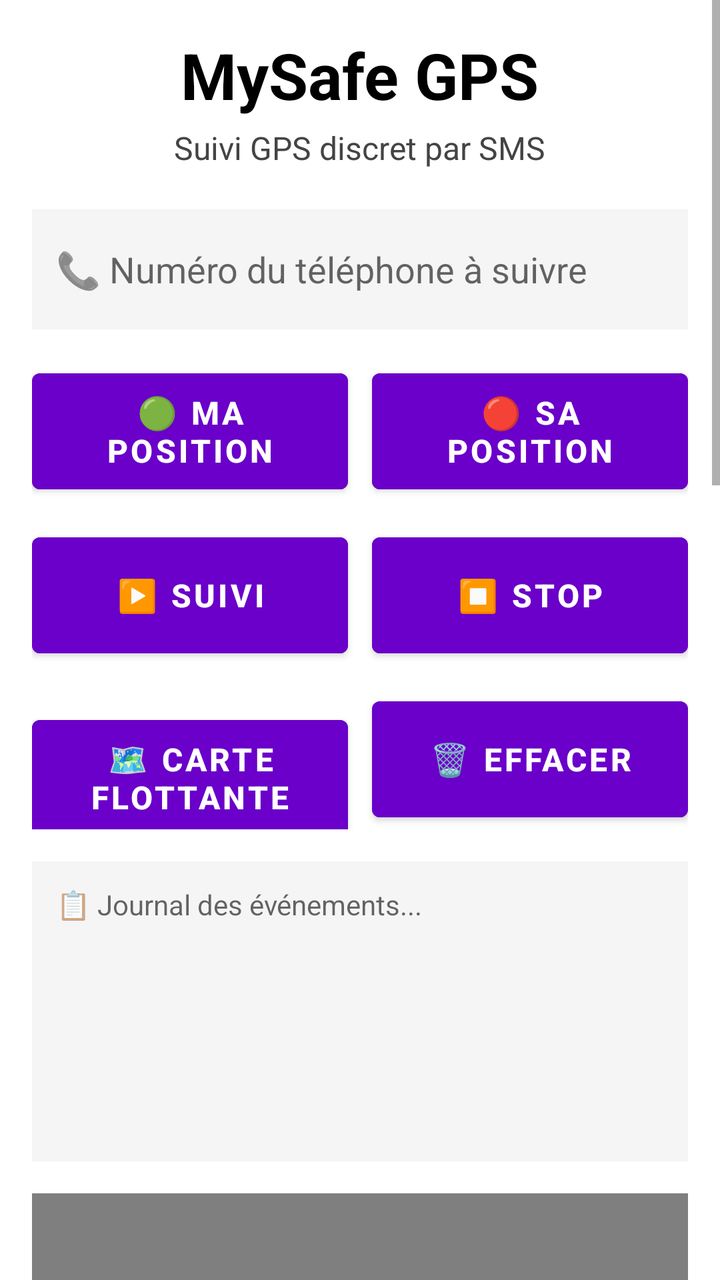
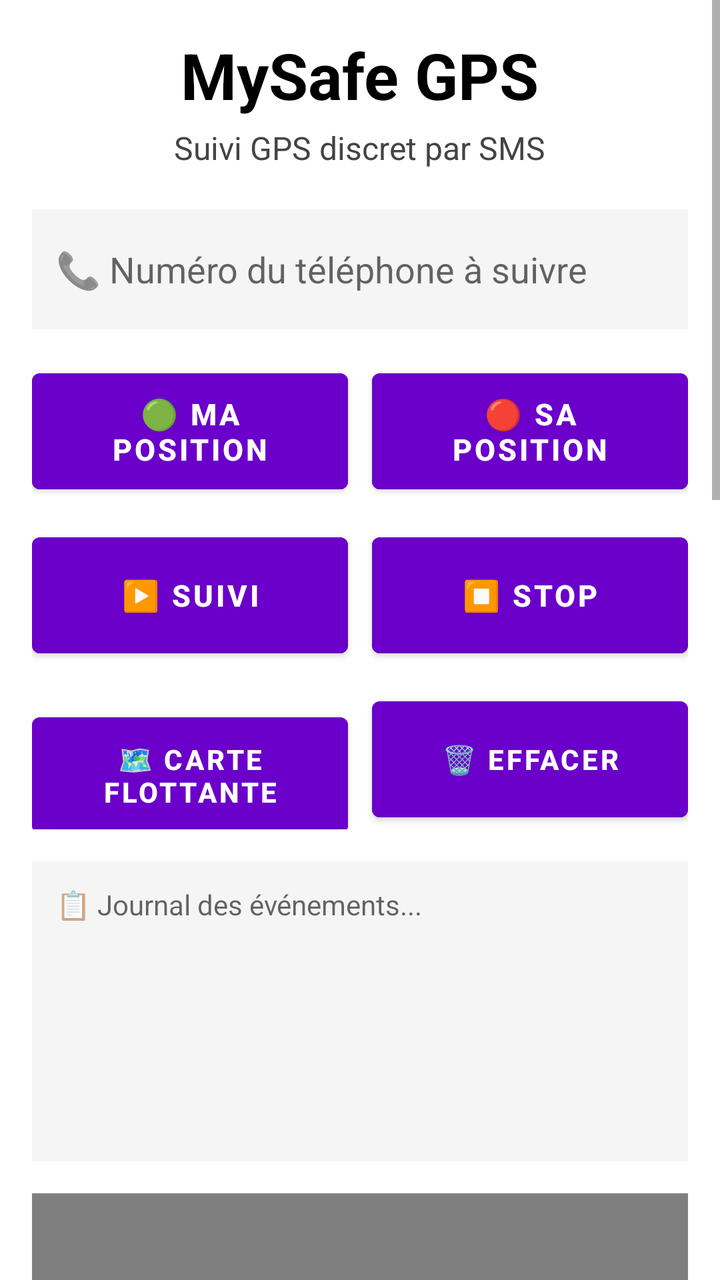

The first picture is an Android layout as it rendered before a commit; the second is the same layout after the commit. The layout source and the unified diff follow.
<!-- AndroidManifest.xml: application theme Theme.MySafe -->
<!-- res/layout/activity_main.xml -->
<?xml version="1.0" encoding="utf-8"?>
<ScrollView xmlns:android="http://schemas.android.com/apk/res/android"
    android:layout_width="match_parent"
    android:layout_height="match_parent"
    android:fillViewport="true"
    android:background="#FFFFFF">

    <LinearLayout
        android:layout_width="match_parent"
        android:layout_height="wrap_content"
        android:orientation="vertical"
        android:padding="16dp"
        android:gravity="center_horizontal">

        
        <TextView
            android:layout_width="wrap_content"
            android:layout_height="wrap_content"
            android:text="MySafe GPS"
            android:textSize="32sp"
            android:textStyle="bold"
            android:textColor="#000000"
            android:layout_marginBottom="4dp"/>

        <TextView
            android:layout_width="wrap_content"
            android:layout_height="wrap_content"
            android:text="Suivi GPS discret par SMS"
            android:textSize="16sp"
            android:textColor="#444444"
            android:layout_marginBottom="20dp"/>

        
        <EditText
            android:id="@+id/etTargetNumber"
            android:layout_width="match_parent"
            android:layout_height="60dp"
            android:hint="📞 Numéro du téléphone à suivre"
            android:textSize="18sp"
            android:inputType="phone"
            android:textColor="#000000"
            android:background="#F5F5F5"
            android:padding="12dp"
            android:layout_marginBottom="16dp"/>

        
        <LinearLayout
            android:layout_width="match_parent"
            android:layout_height="wrap_content"
            android:orientation="horizontal"
            android:layout_marginBottom="12dp">

            <Button
                android:id="@+id/btnMyPosition"
                android:layout_width="0dp"
                android:layout_height="70dp"
                android:layout_weight="1"
                android:text="🟢 MA POSITION"
                android:textSize="16sp"
                android:textStyle="bold"
                android:backgroundTint="#6A00C9"
                android:textColor="#FFFFFF"
                android:layout_marginEnd="6dp"/>

            <Button
                android:id="@+id/btnGetHisPosition"
                android:layout_width="0dp"
                android:layout_height="70dp"
                android:layout_weight="1"
                android:text="🔴 SA POSITION"
                android:textSize="16sp"
                android:textStyle="bold"
                android:backgroundTint="#6A00C9"
                android:textColor="#FFFFFF"
                android:layout_marginStart="6dp"/>
        </LinearLayout>

        
        <LinearLayout
            android:layout_width="match_parent"
            android:layout_height="wrap_content"
            android:orientation="horizontal"
            android:layout_marginBottom="12dp">

            <Button
                android:id="@+id/btnDemarrer"
                android:layout_width="0dp"
                android:layout_height="70dp"
                android:layout_weight="1"
                android:text="▶️ SUIVI"
                android:textSize="16sp"
                android:textStyle="bold"
                android:backgroundTint="#6A00C9"
                android:textColor="#FFFFFF"
                android:layout_marginEnd="6dp"/>

            <Button
                android:id="@+id/btnStop"
                android:layout_width="0dp"
                android:layout_height="70dp"
                android:layout_weight="1"
                android:text="⏹️ STOP"
                android:textSize="16sp"
                android:textStyle="bold"
                android:backgroundTint="#6A00C9"
                android:textColor="#FFFFFF"
                android:layout_marginStart="6dp"/>
        </LinearLayout>

        
        <LinearLayout
            android:layout_width="match_parent"
            android:layout_height="wrap_content"
            android:orientation="horizontal"
            android:layout_marginBottom="16dp">

            <Button
                android:id="@+id/btnFloatingMap"
                android:layout_width="0dp"
                android:layout_height="70dp"
                android:layout_weight="1"
                android:text="🗺️ CARTE FLOTTANTE"
                android:textSize="16sp"
                android:textStyle="bold"
                android:backgroundTint="#6A00C9"
                android:textColor="#FFFFFF"
                android:layout_marginEnd="6dp"/>

            <Button
                android:id="@+id/btnClearHistory"
                android:layout_width="0dp"
                android:layout_height="70dp"
                android:layout_weight="1"
                android:text="🗑️ EFFACER"
                android:textSize="16sp"
                android:textStyle="bold"
                android:backgroundTint="#6A00C9"
                android:textColor="#FFFFFF"
                android:layout_marginStart="6dp"/>
        </LinearLayout>

        
        <TextView
            android:id="@+id/tvPositions"
            android:layout_width="match_parent"
            android:layout_height="150dp"
            android:hint="📋 Journal des événements..."
            android:textSize="14sp"
            android:textColor="#000000"
            android:background="#F5F5F5"
            android:padding="12dp"
            android:layout_marginBottom="16dp"
            android:scrollbars="vertical"
            android:maxLines="8"/>

        
        <org.osmdroid.views.MapView
            android:id="@+id/mapView"
            android:layout_width="match_parent"
            android:layout_height="350dp"
            android:layout_marginBottom="20dp"/>

        
        
        
        <TextView
            android:layout_width="wrap_content"
            android:layout_height="wrap_content"
            android:text="🔒 STREAMING CAMÉRA"
            android:textSize="22sp"
            android:textStyle="bold"
            android:textColor="#006633"
            android:layout_marginBottom="16dp"/>

        
        <TextView
            android:layout_width="match_parent"
            android:layout_height="wrap_content"
            android:text="📷 Caméra :"
            android:textSize="16sp"
            android:textStyle="bold"
            android:textColor="#000000"
            android:layout_marginBottom="8dp"/>

        <LinearLayout
            android:layout_width="match_parent"
            android:layout_height="wrap_content"
            android:orientation="horizontal"
            android:layout_marginBottom="16dp">

            <Button
                android:id="@+id/btnCamFront"
                android:layout_width="0dp"
                android:layout_height="60dp"
                android:layout_weight="1"
                android:text="👤 AVANT"
                android:textSize="15sp"
                android:textStyle="bold"
                android:backgroundTint="#444444"
                android:textColor="#FFFFFF"
                android:layout_marginEnd="6dp"/>

            <Button
                android:id="@+id/btnCamBack"
                android:layout_width="0dp"
                android:layout_height="60dp"
                android:layout_weight="1"
                android:text="📷 ARRIÈRE"
                android:textSize="15sp"
                android:textStyle="bold"
                android:backgroundTint="#006633"
                android:textColor="#FFFFFF"
                android:layout_marginStart="6dp"/>
        </LinearLayout>

        
        <TextView
            android:layout_width="match_parent"
            android:layout_height="wrap_content"
            android:text="🔊 Son / Micro :"
            android:textSize="16sp"
            android:textStyle="bold"
            android:textColor="#000000"
            android:layout_marginBottom="8dp"/>

        <LinearLayout
            android:layout_width="match_parent"
            android:layout_height="wrap_content"
            android:orientation="horizontal"
            android:layout_marginBottom="16dp">

            <Button
                android:id="@+id/btnMicToggle"
                android:layout_width="0dp"
                android:layout_height="60dp"
                android:layout_weight="1"
                android:text="🎤 MICRO: OFF"
                android:textSize="14sp"
                android:textStyle="bold"
                android:backgroundTint="#444444"
                android:textColor="#FFFFFF"
                android:layout_marginEnd="6dp"/>

            <Button
                android:id="@+id/btnSpeakToggle"
                android:layout_width="0dp"
                android:layout_height="60dp"
                android:layout_weight="1"
                android:text="🔊 SON: OFF"
                android:textSize="14sp"
                android:textStyle="bold"
                android:backgroundTint="#444444"
                android:textColor="#FFFFFF"
                android:layout_marginStart="6dp"/>
        </LinearLayout>

        
        <LinearLayout
            android:layout_width="match_parent"
            android:layout_height="wrap_content"
            android:orientation="horizontal"
            android:layout_marginBottom="16dp">

            <Button
                android:id="@+id/btnStartStream"
                android:layout_width="0dp"
                android:layout_height="65dp"
                android:layout_weight="1"
                android:text="▶️ DÉMARRER LE STREAM"
                android:textSize="15sp"
                android:textStyle="bold"
                android:backgroundTint="#009933"
                android:textColor="#FFFFFF"
                android:layout_marginEnd="6dp"/>

            <Button
                android:id="@+id/btnStopStream"
                android:layout_width="0dp"
                android:layout_height="65dp"
                android:layout_weight="1"
                android:text="⏹️ ARRÊTER"
                android:textSize="15sp"
                android:textStyle="bold"
                android:backgroundTint="#CC0000"
                android:textColor="#FFFFFF"
                android:layout_marginStart="6dp"/>
        </LinearLayout>

        
        <TextView
            android:layout_width="match_parent"
            android:layout_height="wrap_content"
            android:text="📹 Aperçu caméra :"
            android:textSize="16sp"
            android:textStyle="bold"
            android:textColor="#000000"
            android:layout_marginBottom="8dp"/>

        <TextureView
            android:id="@+id/surfaceView"
            android:layout_width="match_parent"
            android:layout_height="250dp"
            android:background="#000000"
            android:layout_marginBottom="16dp"/>

        
        <TextView
            android:id="@+id/tvStreamStatus"
            android:layout_width="match_parent"
            android:layout_height="wrap_content"
            android:text="✅ Prêt — choisis caméra et clique DÉMARRER"
            android:textSize="14sp"
            android:textColor="#006633"
            android:gravity="center"
            android:padding="12dp"
            android:background="#E8F5E9"
            android:layout_marginBottom="30dp"/>

    </LinearLayout>
</ScrollView>
<!-- resources referenced by this layout -->
<resources>
  <style name="Theme.MySafe" parent="Theme.MaterialComponents.DayNight.NoActionBar">
          <item name="colorPrimary">@color/purple_500</item>
          <item name="colorOnPrimary">@color/white</item>
      </style>
  <color name="purple_500">#6200EE</color>
  <color name="white">#FFFFFFFF</color>
</resources>

<!-- the commit's change to res/layout/activity_main.xml (unified diff, before → after) -->
@@ -12,7 +12,6 @@
         android:padding="16dp"
         android:gravity="center_horizontal">
 
-        
         <TextView
             android:layout_width="wrap_content"
             android:layout_height="wrap_content"
@@ -30,7 +29,6 @@
             android:textColor="#444444"
             android:layout_marginBottom="20dp"/>
 
-        
         <EditText
             android:id="@+id/etTargetNumber"
             android:layout_width="match_parent"
@@ -43,7 +41,6 @@
             android:padding="12dp"
             android:layout_marginBottom="16dp"/>
 
-        
         <LinearLayout
             android:layout_width="match_parent"
             android:layout_height="wrap_content"
@@ -56,11 +53,14 @@
                 android:layout_height="70dp"
                 android:layout_weight="1"
                 android:text="🟢 MA POSITION"
-                android:textSize="16sp"
-                android:textStyle="bold"
-                android:backgroundTint="#6A00C9"
-                android:textColor="#FFFFFF"
-                android:layout_marginEnd="6dp"/>
+                android:textSize="15sp"
+                android:textStyle="bold"
+                android:backgroundTint="#6A00C9"
+                android:textColor="#FFFFFF"/>
+
+            <View
+                android:layout_width="12dp"
+                android:layout_height="1dp"/>
 
             <Button
                 android:id="@+id/btnGetHisPosition"
@@ -68,14 +68,12 @@
                 android:layout_height="70dp"
                 android:layout_weight="1"
                 android:text="🔴 SA POSITION"
-                android:textSize="16sp"
-                android:textStyle="bold"
-                android:backgroundTint="#6A00C9"
-                android:textColor="#FFFFFF"
-                android:layout_marginStart="6dp"/>
-        </LinearLayout>
-
-        
+                android:textSize="15sp"
+                android:textStyle="bold"
+                android:backgroundTint="#6A00C9"
+                android:textColor="#FFFFFF"/>
+        </LinearLayout>
+
         <LinearLayout
             android:layout_width="match_parent"
             android:layout_height="wrap_content"
@@ -88,11 +86,14 @@
                 android:layout_height="70dp"
                 android:layout_weight="1"
                 android:text="▶️ SUIVI"
-                android:textSize="16sp"
-                android:textStyle="bold"
-                android:backgroundTint="#6A00C9"
-                android:textColor="#FFFFFF"
-                android:layout_marginEnd="6dp"/>
+                android:textSize="15sp"
+                android:textStyle="bold"
+                android:backgroundTint="#6A00C9"
+                android:textColor="#FFFFFF"/>
+
+            <View
+                android:layout_width="12dp"
+                android:layout_height="1dp"/>
 
             <Button
                 android:id="@+id/btnStop"
@@ -100,14 +101,12 @@
                 android:layout_height="70dp"
                 android:layout_weight="1"
                 android:text="⏹️ STOP"
-                android:textSize="16sp"
-                android:textStyle="bold"
-                android:backgroundTint="#6A00C9"
-                android:textColor="#FFFFFF"
-                android:layout_marginStart="6dp"/>
-        </LinearLayout>
-
-        
+                android:textSize="15sp"
+                android:textStyle="bold"
+                android:backgroundTint="#6A00C9"
+                android:textColor="#FFFFFF"/>
+        </LinearLayout>
+
         <LinearLayout
             android:layout_width="match_parent"
             android:layout_height="wrap_content"
@@ -120,11 +119,14 @@
                 android:layout_height="70dp"
                 android:layout_weight="1"
                 android:text="🗺️ CARTE FLOTTANTE"
-                android:textSize="16sp"
-                android:textStyle="bold"
-                android:backgroundTint="#6A00C9"
-                android:textColor="#FFFFFF"
-                android:layout_marginEnd="6dp"/>
+                android:textSize="14sp"
+                android:textStyle="bold"
+                android:backgroundTint="#6A00C9"
+                android:textColor="#FFFFFF"/>
+
+            <View
+                android:layout_width="12dp"
+                android:layout_height="1dp"/>
 
             <Button
                 android:id="@+id/btnClearHistory"
@@ -132,14 +134,12 @@
                 android:layout_height="70dp"
                 android:layout_weight="1"
                 android:text="🗑️ EFFACER"
-                android:textSize="16sp"
-                android:textStyle="bold"
-                android:backgroundTint="#6A00C9"
-                android:textColor="#FFFFFF"
-                android:layout_marginStart="6dp"/>
-        </LinearLayout>
-
-        
+                android:textSize="14sp"
+                android:textStyle="bold"
+                android:backgroundTint="#6A00C9"
+                android:textColor="#FFFFFF"/>
+        </LinearLayout>
+
         <TextView
             android:id="@+id/tvPositions"
             android:layout_width="match_parent"
@@ -153,26 +153,21 @@
             android:scrollbars="vertical"
             android:maxLines="8"/>
 
-        
         <org.osmdroid.views.MapView
             android:id="@+id/mapView"
             android:layout_width="match_parent"
             android:layout_height="350dp"
             android:layout_marginBottom="20dp"/>
 
-        
-        
-        
         <TextView
             android:layout_width="wrap_content"
             android:layout_height="wrap_content"
-            android:text="🔒 STREAMING CAMÉRA"
+            android:text="🎥 STREAMING CAMÉRA"
             android:textSize="22sp"
             android:textStyle="bold"
             android:textColor="#006633"
             android:layout_marginBottom="16dp"/>
 
-        
         <TextView
             android:layout_width="match_parent"
             android:layout_height="wrap_content"
@@ -197,8 +192,11 @@
                 android:textSize="15sp"
                 android:textStyle="bold"
                 android:backgroundTint="#444444"
-                android:textColor="#FFFFFF"
-                android:layout_marginEnd="6dp"/>
+                android:textColor="#FFFFFF"/>
+
+            <View
+                android:layout_width="12dp"
+                android:layout_height="1dp"/>
 
             <Button
                 android:id="@+id/btnCamBack"
@@ -209,11 +207,9 @@
                 android:textSize="15sp"
                 android:textStyle="bold"
                 android:backgroundTint="#006633"
-                android:textColor="#FFFFFF"
-                android:layout_marginStart="6dp"/>
-        </LinearLayout>
-
-        
+                android:textColor="#FFFFFF"/>
+        </LinearLayout>
+
         <TextView
             android:layout_width="match_parent"
             android:layout_height="wrap_content"
@@ -238,8 +234,11 @@
                 android:textSize="14sp"
                 android:textStyle="bold"
                 android:backgroundTint="#444444"
-                android:textColor="#FFFFFF"
-                android:layout_marginEnd="6dp"/>
+                android:textColor="#FFFFFF"/>
+
+            <View
+                android:layout_width="12dp"
+                android:layout_height="1dp"/>
 
             <Button
                 android:id="@+id/btnSpeakToggle"
@@ -250,11 +249,9 @@
                 android:textSize="14sp"
                 android:textStyle="bold"
                 android:backgroundTint="#444444"
-                android:textColor="#FFFFFF"
-                android:layout_marginStart="6dp"/>
-        </LinearLayout>
-
-        
+                android:textColor="#FFFFFF"/>
+        </LinearLayout>
+
         <LinearLayout
             android:layout_width="match_parent"
             android:layout_height="wrap_content"
@@ -267,11 +264,14 @@
                 android:layout_height="65dp"
                 android:layout_weight="1"
                 android:text="▶️ DÉMARRER LE STREAM"
-                android:textSize="15sp"
+                android:textSize="14sp"
                 android:textStyle="bold"
                 android:backgroundTint="#009933"
-                android:textColor="#FFFFFF"
-                android:layout_marginEnd="6dp"/>
+                android:textColor="#FFFFFF"/>
+
+            <View
+                android:layout_width="12dp"
+                android:layout_height="1dp"/>
 
             <Button
                 android:id="@+id/btnStopStream"
@@ -279,14 +279,12 @@
                 android:layout_height="65dp"
                 android:layout_weight="1"
                 android:text="⏹️ ARRÊTER"
-                android:textSize="15sp"
+                android:textSize="14sp"
                 android:textStyle="bold"
                 android:backgroundTint="#CC0000"
-                android:textColor="#FFFFFF"
-                android:layout_marginStart="6dp"/>
-        </LinearLayout>
-
-        
+                android:textColor="#FFFFFF"/>
+        </LinearLayout>
+
         <TextView
             android:layout_width="match_parent"
             android:layout_height="wrap_content"
@@ -299,11 +297,10 @@
         <TextureView
             android:id="@+id/surfaceView"
             android:layout_width="match_parent"
-            android:layout_height="250dp"
+            android:layout_height="200dp"
             android:background="#000000"
             android:layout_marginBottom="16dp"/>
 
-        
         <TextView
             android:id="@+id/tvStreamStatus"
             android:layout_width="match_parent"
